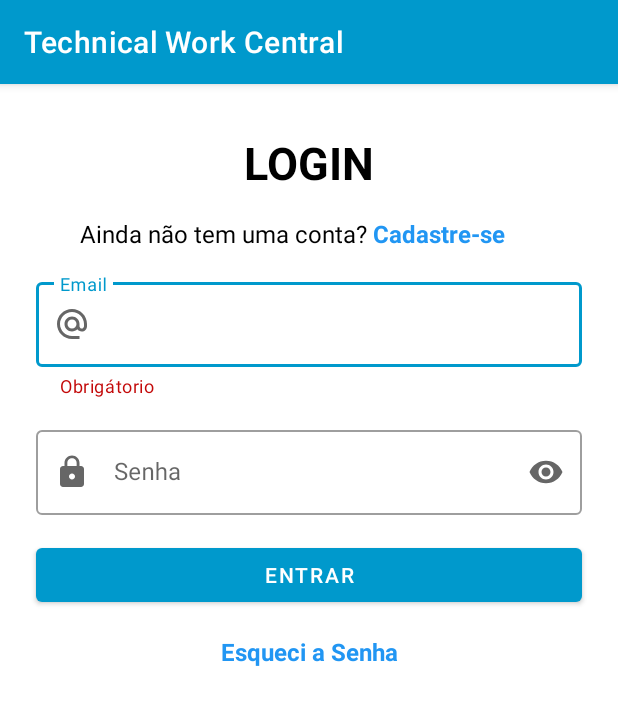
After one commit to julianawl/technical-works-central, an Android app: the fragment LoginFragment shown on its own in the app's theme, on a phone screen of 412 x 824 dp. The commit adds this screen. Shown: the top 705 px of the screen. Run offline under Robolectric (Android 15) with nearby library versions, the phone set to English and light mode, and no system bars.

Commit message:
Implementing Login Fragment

```diff
--- a/app/build.gradle
+++ b/app/build.gradle
@@ -56,6 +56,7 @@ dependencies {
     implementation 'androidx.room:room-runtime:2.2.6'
     implementation "androidx.room:room-ktx:2.2.6"
     implementation 'androidx.legacy:legacy-support-v4:1.0.0'
+    implementation 'androidx.annotation:annotation:1.1.0'
     kapt 'androidx.room:room-compiler:2.2.6'
 
     //retrofit
--- /dev/null
+++ b/app/src/main/java/br/com/labdev/technicalworkcentral/ui/login/LoginFragment.kt
@@ -0,0 +1,21 @@
+package br.com.labdev.technicalworkcentral.ui.login
+
+import android.os.Bundle
+import androidx.fragment.app.Fragment
+import android.view.LayoutInflater
+import android.view.View
+import android.view.ViewGroup
+import br.com.labdev.technicalworkcentral.R
+
+
+class LoginFragment : Fragment() {
+
+    private lateinit var loginViewModel: LoginViewModel
+
+    override fun onCreateView(
+        inflater: LayoutInflater, container: ViewGroup?,
+        savedInstanceState: Bundle?
+    ): View? {
+        return inflater.inflate(R.layout.fragment_login, container, false)
+    }
+}
--- /dev/null
+++ b/app/src/main/java/br/com/labdev/technicalworkcentral/ui/login/LoginViewModel.kt
@@ -0,0 +1,6 @@
+package br.com.labdev.technicalworkcentral.ui.login
+
+import androidx.lifecycle.ViewModel
+
+class LoginViewModel : ViewModel() {
+}
--- /dev/null
+++ b/app/src/main/res/drawable/ic_email.xml
@@ -0,0 +1,5 @@
+<vector android:height="24dp" android:tint="#FFFFFF"
+    android:viewportHeight="24" android:viewportWidth="24"
+    android:width="24dp" xmlns:android="http://schemas.android.com/apk/res/android">
+    <path android:fillColor="@android:color/white" android:pathData="M12,2C6.48,2 2,6.48 2,12s4.48,10 10,10h5v-2h-5c-4.34,0 -8,-3.66 -8,-8s3.66,-8 8,-8 8,3.66 8,8v1.43c0,0.79 -0.71,1.57 -1.5,1.57s-1.5,-0.78 -1.5,-1.57L17,12c0,-2.76 -2.24,-5 -5,-5s-5,2.24 -5,5 2.24,5 5,5c1.38,0 2.64,-0.56 3.54,-1.47 0.65,0.89 1.77,1.47 2.96,1.47 1.97,0 3.5,-1.6 3.5,-3.57L22,12c0,-5.52 -4.48,-10 -10,-10zM12,15c-1.66,0 -3,-1.34 -3,-3s1.34,-3 3,-3 3,1.34 3,3 -1.34,3 -3,3z"/>
+</vector>
--- /dev/null
+++ b/app/src/main/res/drawable/ic_lock.xml
@@ -0,0 +1,5 @@
+<vector android:height="24dp" android:tint="#FFFFFF"
+    android:viewportHeight="24" android:viewportWidth="24"
+    android:width="24dp" xmlns:android="http://schemas.android.com/apk/res/android">
+    <path android:fillColor="@android:color/white" android:pathData="M18,8h-1L17,6c0,-2.76 -2.24,-5 -5,-5S7,3.24 7,6v2L6,8c-1.1,0 -2,0.9 -2,2v10c0,1.1 0.9,2 2,2h12c1.1,0 2,-0.9 2,-2L20,10c0,-1.1 -0.9,-2 -2,-2zM12,17c-1.1,0 -2,-0.9 -2,-2s0.9,-2 2,-2 2,0.9 2,2 -0.9,2 -2,2zM15.1,8L8.9,8L8.9,6c0,-1.71 1.39,-3.1 3.1,-3.1 1.71,0 3.1,1.39 3.1,3.1v2z"/>
+</vector>
--- /dev/null
+++ b/app/src/main/res/layout/fragment_login.xml
@@ -0,0 +1,118 @@
+<?xml version="1.0" encoding="utf-8"?>
+<androidx.constraintlayout.widget.ConstraintLayout xmlns:android="http://schemas.android.com/apk/res/android"
+    xmlns:app="http://schemas.android.com/apk/res-auto"
+    xmlns:tools="http://schemas.android.com/tools"
+    android:layout_width="match_parent"
+    android:layout_height="match_parent"
+    tools:context=".ui.login.LoginFragment">
+
+
+    <TextView
+        android:id="@+id/tvLogin"
+        android:layout_width="wrap_content"
+        android:layout_height="wrap_content"
+        android:layout_marginTop="32dp"
+        android:text="@string/login_login"
+        android:textColor="@color/black"
+        android:textStyle="bold"
+        android:textSize="30sp"
+        app:layout_constraintEnd_toEndOf="parent"
+        app:layout_constraintStart_toStartOf="parent"
+        app:layout_constraintTop_toTopOf="parent" />
+
+    <TextView
+        android:id="@+id/tvdontHaveAccount"
+        android:layout_width="wrap_content"
+        android:layout_height="wrap_content"
+        android:layout_marginTop="16dp"
+        android:layout_marginEnd="4dp"
+        android:text="@string/dontHaveAccount_login"
+        android:textColor="@color/black"
+        android:textSize="16sp"
+        app:layout_constraintEnd_toStartOf="@+id/tvRegister"
+        app:layout_constraintTop_toBottomOf="@+id/tvLogin" />
+
+    <TextView
+        android:id="@+id/tvRegister"
+        android:layout_width="wrap_content"
+        android:layout_height="wrap_content"
+        android:layout_marginTop="16dp"
+        android:layout_marginEnd="75dp"
+        android:text="@string/register_login"
+        android:textColor="@color/blue"
+        android:textSize="16sp"
+        android:textStyle="bold"
+        app:layout_constraintEnd_toEndOf="parent"
+        app:layout_constraintTop_toBottomOf="@+id/tvLogin" />
+
+    <com.google.android.material.textfield.TextInputLayout
+        style="@style/Widget.MaterialComponents.TextInputLayout.OutlinedBox"
+        android:id="@+id/tvEmailLayout"
+        android:layout_width="match_parent"
+        android:layout_height="wrap_content"
+        android:layout_marginStart="24dp"
+        android:layout_marginTop="16dp"
+        android:layout_marginEnd="24dp"
+        android:hint="@string/email_login"
+        app:helperText="@string/required_login"
+        app:helperTextTextColor="@color/red"
+        app:startIconDrawable="@drawable/ic_email"
+        app:endIconMode="clear_text"
+        app:layout_constraintEnd_toEndOf="parent"
+        app:layout_constraintStart_toStartOf="parent"
+        app:layout_constraintTop_toBottomOf="@+id/tvdontHaveAccount">
+
+        <com.google.android.material.textfield.TextInputEditText
+            android:id="@+id/tvEmailText"
+            android:layout_width="match_parent"
+            android:layout_height="wrap_content" />
+    </com.google.android.material.textfield.TextInputLayout>
+
+    <com.google.android.material.textfield.TextInputLayout
+        style="@style/Widget.MaterialComponents.TextInputLayout.OutlinedBox"
+        android:id="@+id/tvPasswordLayout"
+        android:layout_width="match_parent"
+        android:layout_height="wrap_content"
+        android:layout_marginStart="24dp"
+        android:layout_marginTop="16dp"
+        android:layout_marginEnd="24dp"
+        android:hint="@string/password_login"
+        app:helperTextTextColor="@color/red"
+        app:startIconDrawable="@drawable/ic_lock"
+        app:endIconMode="password_toggle"
+        app:layout_constraintEnd_toEndOf="parent"
+        app:layout_constraintStart_toStartOf="parent"
+        app:layout_constraintTop_toBottomOf="@+id/tvEmailLayout">
+
+        <com.google.android.material.textfield.TextInputEditText
+            android:id="@+id/tvPasswordText"
+            android:inputType="textPassword"
+            android:layout_width="match_parent"
+            android:layout_height="wrap_content" />
+    </com.google.android.material.textfield.TextInputLayout>
+
+    <Button
+        android:id="@+id/btnSignIn"
+        android:layout_width="0dp"
+        android:layout_height="wrap_content"
+        android:layout_marginStart="24dp"
+        android:layout_marginTop="16dp"
+        android:layout_marginEnd="24dp"
+        android:text="@string/signIn_login"
+        app:layout_constraintEnd_toEndOf="parent"
+        app:layout_constraintStart_toStartOf="parent"
+        app:layout_constraintTop_toBottomOf="@+id/tvPasswordLayout" />
+
+    <TextView
+        android:id="@+id/tvForgotPassword"
+        android:layout_width="wrap_content"
+        android:layout_height="wrap_content"
+        android:layout_marginTop="16dp"
+        android:text="@string/forgotPassword_login"
+        android:textColor="@color/blue"
+        android:textSize="16sp"
+        android:textStyle="bold"
+        app:layout_constraintEnd_toEndOf="parent"
+        app:layout_constraintStart_toStartOf="parent"
+        app:layout_constraintTop_toBottomOf="@+id/btnSignIn" />
+</androidx.constraintlayout.widget.ConstraintLayout>
--- a/app/src/main/res/values/colors.xml
+++ b/app/src/main/res/values/colors.xml
@@ -10,4 +10,5 @@
     <color name="gray">#d6d6d6</color>
     <color name="red">#C30909</color>
     <color name="green">#4CAF50</color>
+    <color name="blue">#2196F3</color>
 </resources>
--- a/app/src/main/res/values/dimens.xml
+++ b/app/src/main/res/values/dimens.xml
@@ -2,4 +2,7 @@
     <!-- Default screen margins, per the Android Design guidelines. -->
     <dimen name="activity_horizontal_margin">16dp</dimen>
     <dimen name="activity_vertical_margin">16dp</dimen>
+    <!-- Default screen margins, per the Android Design guidelines. -->
+    <dimen name="fragment_horizontal_margin">16dp</dimen>
+    <dimen name="fragment_vertical_margin">16dp</dimen>
 </resources>
--- a/app/src/main/res/values/strings.xml
+++ b/app/src/main/res/values/strings.xml
@@ -34,5 +34,13 @@
     <string name="selectDocument_documentRegistration">Selecione um documento .pdf</string>
     <string name="cancel_documentRegistration">Cancelar</string>
     <string name="register_documentRegistration">Cadastrar</string>
+    <string name="login_login">LOGIN</string>
+    <string name="dontHaveAccount_login">Ainda não tem uma conta?</string>
+    <string name="register_login">Cadastre-se</string>
+    <string name="email_login">Email</string>
+    <string name="password_login">Senha</string>
+    <string name="required_login">Obrigátorio</string>
+    <string name="signIn_login">ENTRAR</string>
+    <string name="forgotPassword_login">Esqueci a Senha</string>
 
 </resources>
```
